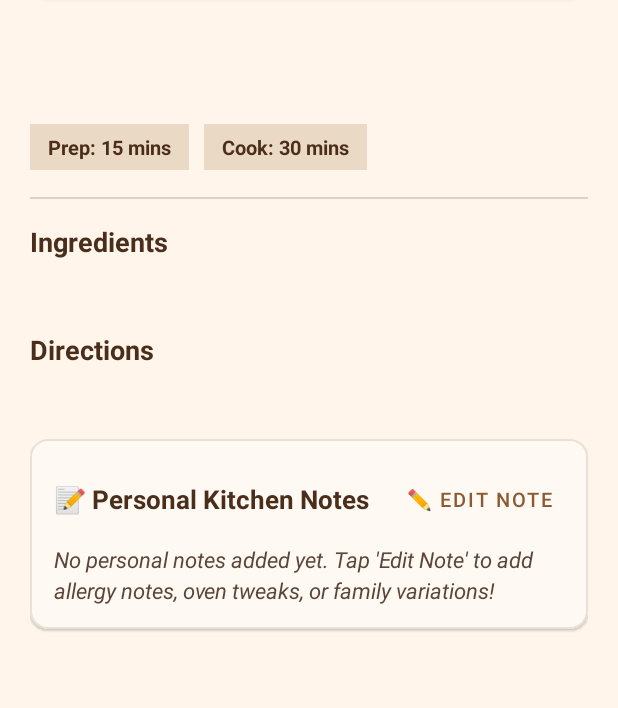
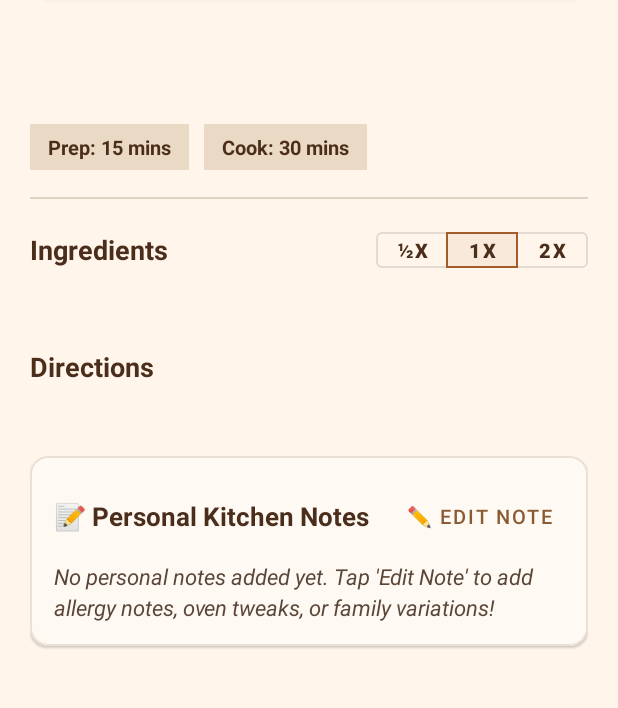
Before and after one commit to rizeabovedataworks/TheGoodieBoxData, an Android app: the RecipeDetailActivity screen opened directly, with no data from a screen before it, on a phone screen of 412 x 824 dp, the part 461-1169 px from its top. Run offline under Robolectric (Android 15) with nearby library versions, the phone set to English and light mode, and no system bars; pictures from the network do not load.

Commit message:
Implement 1-tap Batch Scaler toggle (1/2x, 1x, 2x) with kitchen fraction math parser

```diff
--- a/app/src/main/res/layout/activity_recipe_detail.xml
+++ b/app/src/main/res/layout/activity_recipe_detail.xml
@@ -118,15 +118,68 @@
                 android:layout_marginTop="18dp"
                 android:background="#E0D2C2" />
 
-            <!-- Ingredients Section -->
-            <TextView
+            <!-- Ingredients Section Header with Batch Scaler Toggle -->
+            <LinearLayout
                 android:layout_width="match_parent"
                 android:layout_height="wrap_content"
                 android:layout_marginTop="16dp"
-                android:text="Ingredients"
-                android:textColor="@color/title_brown"
-                android:textSize="18sp"
-                android:textStyle="bold" />
+                android:gravity="center_vertical"
+                android:orientation="horizontal">
+
+                <TextView
+                    android:layout_width="0dp"
+                    android:layout_height="wrap_content"
+                    android:layout_weight="1"
+                    android:text="Ingredients"
+                    android:textColor="@color/title_brown"
+                    android:textSize="18sp"
+                    android:textStyle="bold" />
+
+                <!-- Batch Scaler Toggle Group -->
+                <com.google.android.material.button.MaterialButtonToggleGroup
+                    android:id="@+id/toggleGroupBatchScale"
+                    android:layout_width="wrap_content"
+                    android:layout_height="36dp"
+                    app:checkedButton="@id/btnScaleOne"
+                    app:selectionRequired="true"
+                    app:singleSelection="true">
+
+                    <Button
+                        android:id="@+id/btnScaleHalf"
+                        style="@style/Widget.MaterialComponents.Button.OutlinedButton"
+                        android:layout_width="48dp"
+                        android:layout_height="match_parent"
+                        android:padding="0dp"
+                        android:text="½x"
+                        android:textColor="@color/title_brown"
+                        android:textSize="13sp"
+                        android:textStyle="bold" />
+
+                    <Button
+                        android:id="@+id/btnScaleOne"
+                        style="@style/Widget.MaterialComponents.Button.OutlinedButton"
+                        android:layout_width="48dp"
+                        android:layout_height="match_parent"
+                        android:padding="0dp"
+                        android:text="1x"
+                        android:textColor="@color/title_brown"
+                        android:textSize="13sp"
+                        android:textStyle="bold" />
+
+                    <Button
+                        android:id="@+id/btnScaleDouble"
+                        style="@style/Widget.MaterialComponents.Button.OutlinedButton"
+                        android:layout_width="48dp"
+                        android:layout_height="match_parent"
+                        android:padding="0dp"
+                        android:text="2x"
+                        android:textColor="@color/title_brown"
+                        android:textSize="13sp"
+                        android:textStyle="bold" />
+
+                </com.google.android.material.button.MaterialButtonToggleGroup>
+
+            </LinearLayout>
 
             <TextView
                 android:id="@+id/tvIngredients"
```
Also changed, not shown: app/src/main/java/com/rizeabovedataworks/thegoodiebox/RecipeDetailActivity.kt (+86 -3 lines).
